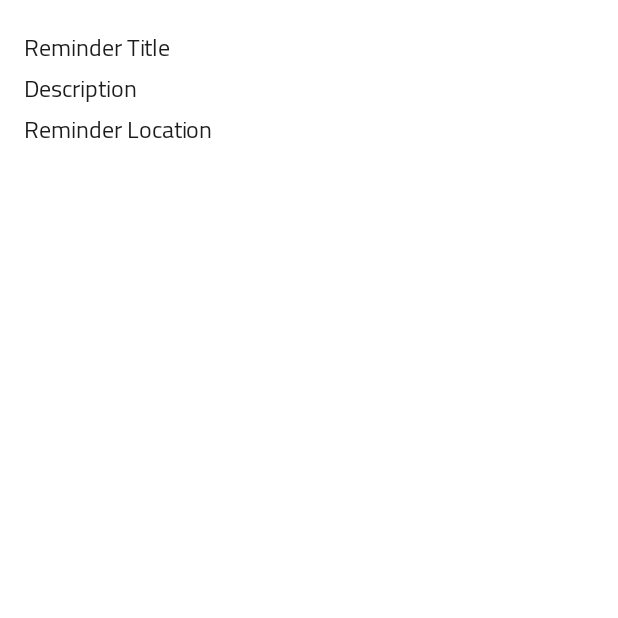
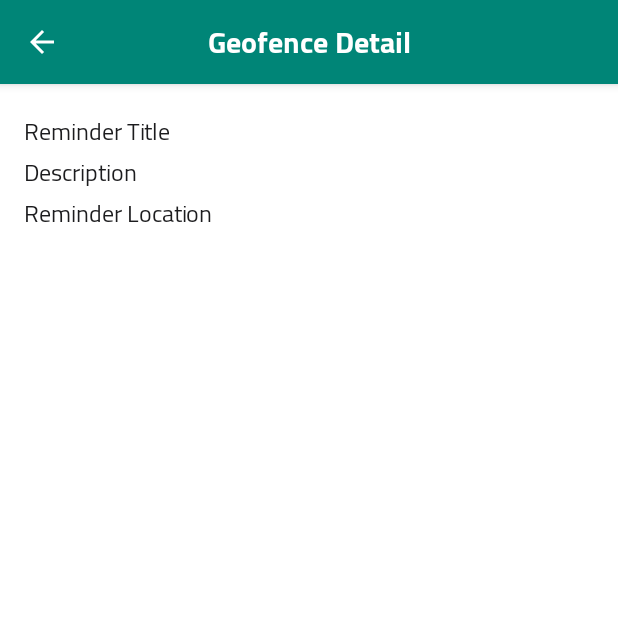
Before and after one commit to AliElDerawi/GeoAssistant, an Android app: the fragment ReminderDescriptionFragment placed in its activity, on a phone screen of 412 x 824 dp, the top half of it. Run offline under Robolectric (Android 15) with nearby library versions, the phone set to English and light mode, and no system bars; our stand-ins replace Firebase (no records; nobody signed in at launch, a user with empty details on screens opened directly), Timber, data binding, navigation-ui; libraries missing offline, so code that uses them is left out: com.firebase.ui; 3 statements that could not run were skipped.

Commit message:
feat: Use customized toolbar title instead of supportActionBarTitle used in the project starter code

```diff
--- a/app/src/main/java/com/udacity/project4/main/view/MainActivity.kt
+++ b/app/src/main/java/com/udacity/project4/main/view/MainActivity.kt
@@ -11,9 +11,9 @@ import androidx.navigation.fragment.NavHostFragment
 import androidx.navigation.ui.AppBarConfiguration
 import androidx.navigation.ui.NavigationUI
 import com.udacity.project4.R
+import com.udacity.project4.data.model.ReminderDataItem
 import com.udacity.project4.databinding.ActivityMainBinding
 import com.udacity.project4.locationreminders.reminderDescription.ReminderDescriptionFragment
-import com.udacity.project4.data.model.ReminderDataItem
 import com.udacity.project4.main.viewModel.MainViewModel
 import com.udacity.project4.utils.AppSharedMethods
 import com.udacity.project4.utils.AppSharedMethods.applyWindowsPadding
@@ -66,7 +66,7 @@ class MainActivity : AppCompatActivity() {
             DataBindingUtil.setContentView<ActivityMainBinding?>(this, R.layout.activity_main)
                 .apply {
                     setSupportActionBar(mainToolbar)
-                    mainToolbar.setTitle(null)
+                    supportActionBar?.title = null
                     root.applyWindowsPadding()
                     setStatusBarColorAndStyle(getCompatColor(R.color.colorPrimary))
                 }
@@ -97,6 +97,9 @@ class MainActivity : AppCompatActivity() {
             showUpButtonLiveData.observe(this@MainActivity) {
                 supportActionBar?.setDisplayHomeAsUpEnabled(it)
             }
+            toolbarTitle.observe(this@MainActivity) {
+                mBinding.textViewToolbarTitle.text = it
+            }
         }
     }
 
--- a/app/src/main/java/com/udacity/project4/main/viewModel/MainViewModel.kt
+++ b/app/src/main/java/com/udacity/project4/main/viewModel/MainViewModel.kt
@@ -15,8 +15,16 @@ class MainViewModel(private val mApp: Application) : BaseViewModel(mApp) {
     val showUpButtonLiveData: LiveData<Boolean>
         get() = _showUpButtonLiveData
 
+    private var _toolbarTitle = MutableLiveData<String>()
+    val toolbarTitle: LiveData<String>
+        get() = _toolbarTitle
+
     fun setHideToolbar(hideToolbar: Boolean) {
         _hideToolbarLiveData.value = hideToolbar
     }
 
+    fun setToolbarTitle(title: String) {
+        _toolbarTitle.value = title
+    }
+
 }
--- a/app/src/main/java/com/udacity/project4/reminderDescription/ReminderDescriptionFragment.kt
+++ b/app/src/main/java/com/udacity/project4/reminderDescription/ReminderDescriptionFragment.kt
@@ -11,7 +11,6 @@ import com.udacity.project4.base.BaseFragment
 import com.udacity.project4.databinding.FragmentReminderDescriptionBinding
 import com.udacity.project4.main.viewModel.MainViewModel
 import com.udacity.project4.utils.setDisplayHomeAsUpEnabled
-import com.udacity.project4.utils.setTitle
 import org.koin.android.ext.android.inject
 
 /**
@@ -45,7 +44,10 @@ class ReminderDescriptionFragment : BaseFragment() {
                 ReminderDescriptionFragmentArgs.fromBundle(it).reminderDataItem
             }
         }
-        setTitle(mActivity.getString(R.string.text_geofence_detail))
+        mViewModel.apply {
+            setHideToolbar(false)
+            setToolbarTitle(getString(R.string.text_geofence_detail))
+        }
         setDisplayHomeAsUpEnabled(true)
         return mBinding.root
     }
--- a/app/src/main/res/layout/activity_main.xml
+++ b/app/src/main/res/layout/activity_main.xml
@@ -31,7 +31,7 @@
                     android:layout_centerHorizontal="true"
                     android:layout_centerVertical="true"
                     android:layout_gravity="center"
-                    tools:text="@string/app_name" />
+                    android:text="@string/app_name" />
 
             </com.google.android.material.appbar.MaterialToolbar>
 
--- a/app/src/main/res/values/styles.xml
+++ b/app/src/main/res/values/styles.xml
@@ -37,7 +37,7 @@
 
     <style name="ToolbarTitleStyle">
         <item name="android:textColor">@color/colorWhite</item>
-        <item name="android:textSize">@dimen/text_sub_title</item>
+        <item name="android:textSize">@dimen/text_large</item>
         <item name="android:fontFamily">@font/cairo_bold</item>
         <item name="android:gravity">center</item>
     </style>
```
Also changed, not shown: app/src/main/java/com/udacity/project4/remindersList/view/ReminderListFragment.kt (+11 -5 lines), app/src/main/java/com/udacity/project4/saveReminder/view/SaveReminderFragment.kt (+4 -3 lines), app/src/main/java/com/udacity/project4/selectReminderLocation/SelectLocationFragment.kt (+12 -6 lines).
